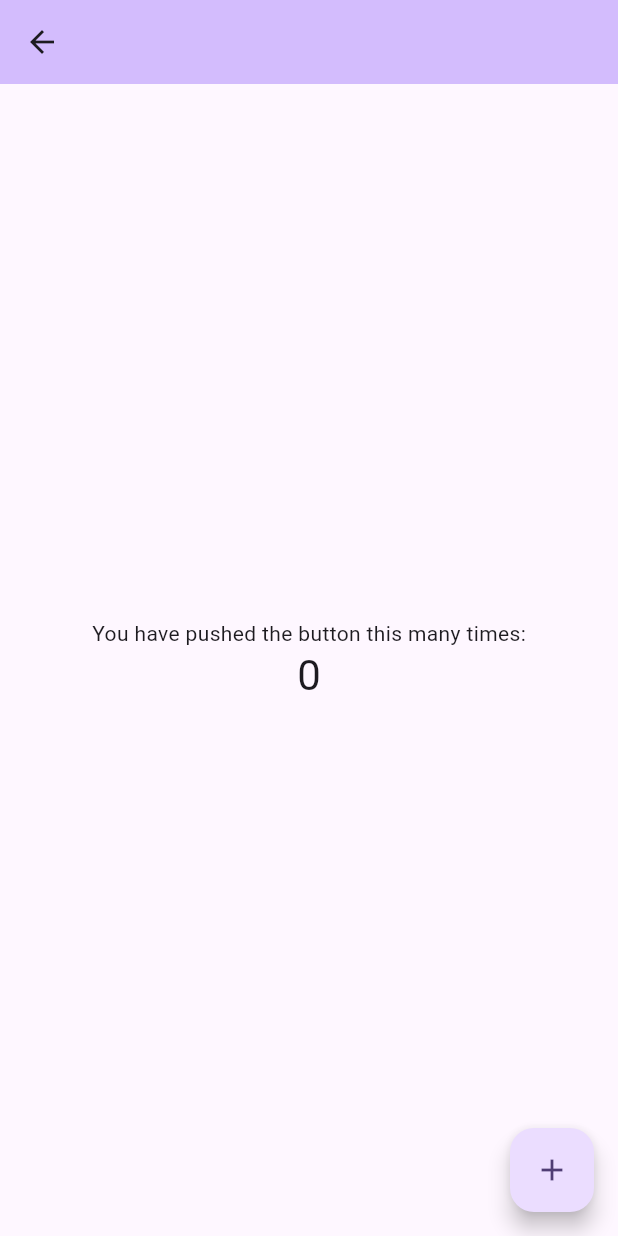
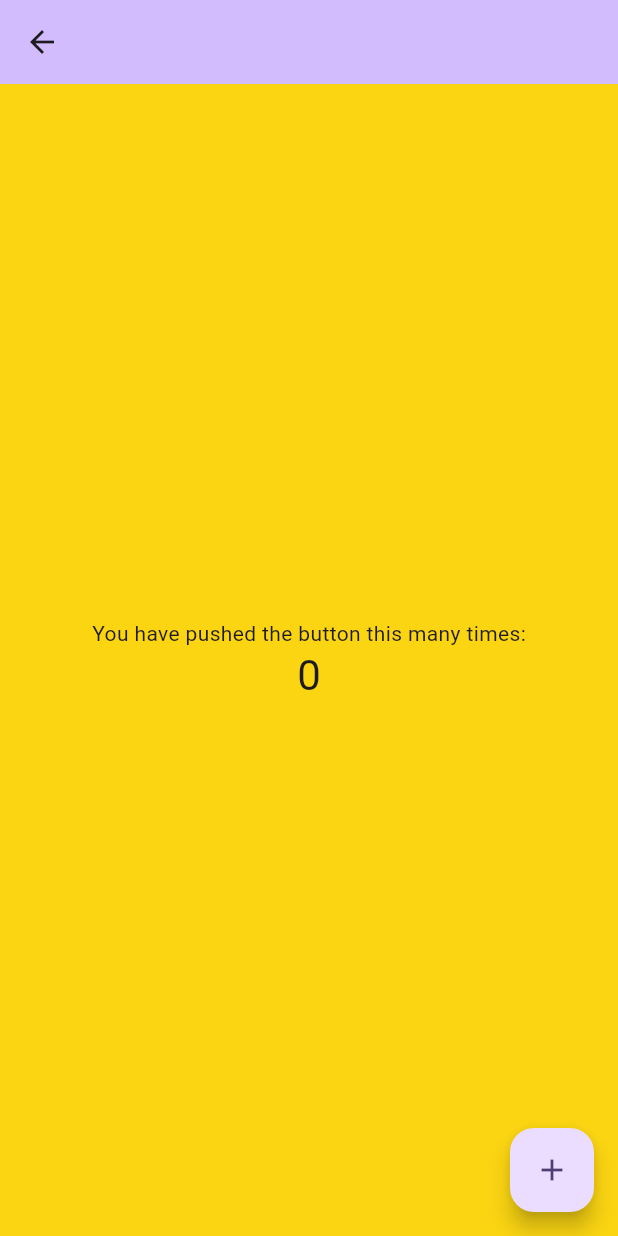
Before and after one commit to VihagaYohan/flutter_basics, a Flutter app: the MyHomePage screen opened directly with empty values, on a phone screen of 412 x 824 dp. Run offline on Flutter 3.47's test engine with Material 2 defaults, Android fonts, the phone set to English and light mode, and no system bars.

Commit message:
Add - add custom colors

```diff
--- a/lib/main.dart
+++ b/lib/main.dart
@@ -1,4 +1,5 @@
 import 'package:flutter/material.dart';
+import 'package:flutter_playground/styles/app_colors.dart';
 
 // pages
 import './pages/login_page.dart';
@@ -19,6 +20,7 @@ class MyApp extends StatelessWidget {
       theme: ThemeData(
         colorScheme: ColorScheme.fromSeed(seedColor: Colors.deepPurple),
         useMaterial3: true,
+        scaffoldBackgroundColor: AppColors.primary
       ),
       home: LoginPage(),
     );
--- /dev/null
+++ b/lib/styles/app_colors.dart
@@ -0,0 +1,5 @@
+import 'package:flutter/material.dart';
+
+class AppColors {
+  static const primary = Color(0xffFBD512);
+}
```
